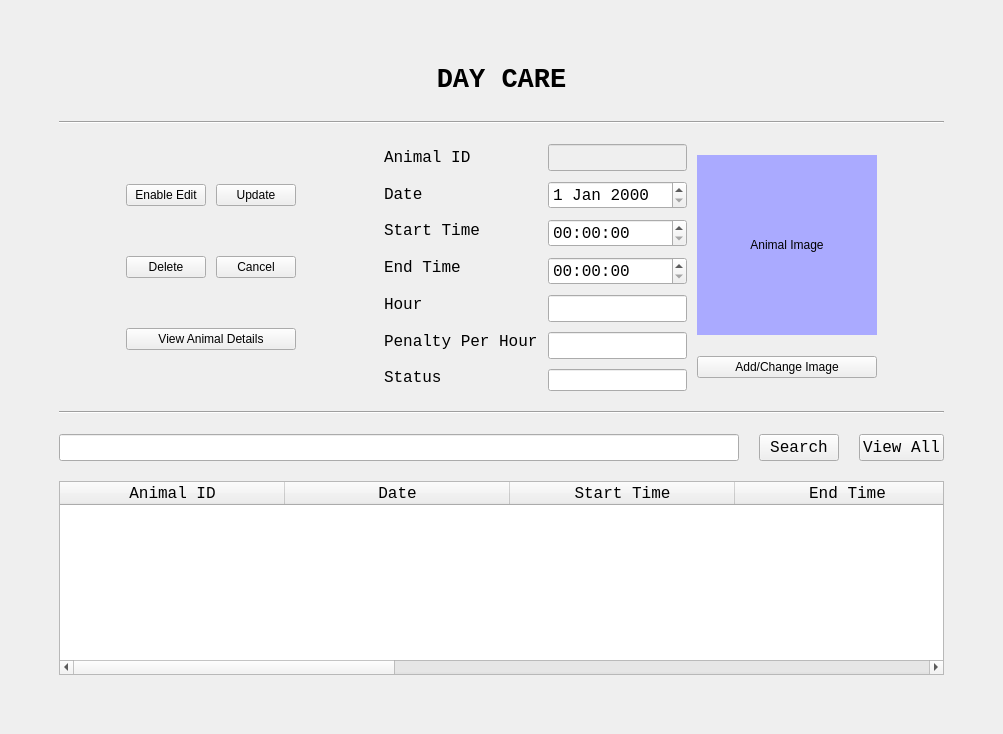
First picture: the form in DayCareUI.ui, repository ASNaeem/Simple-VCMS, before the edit.
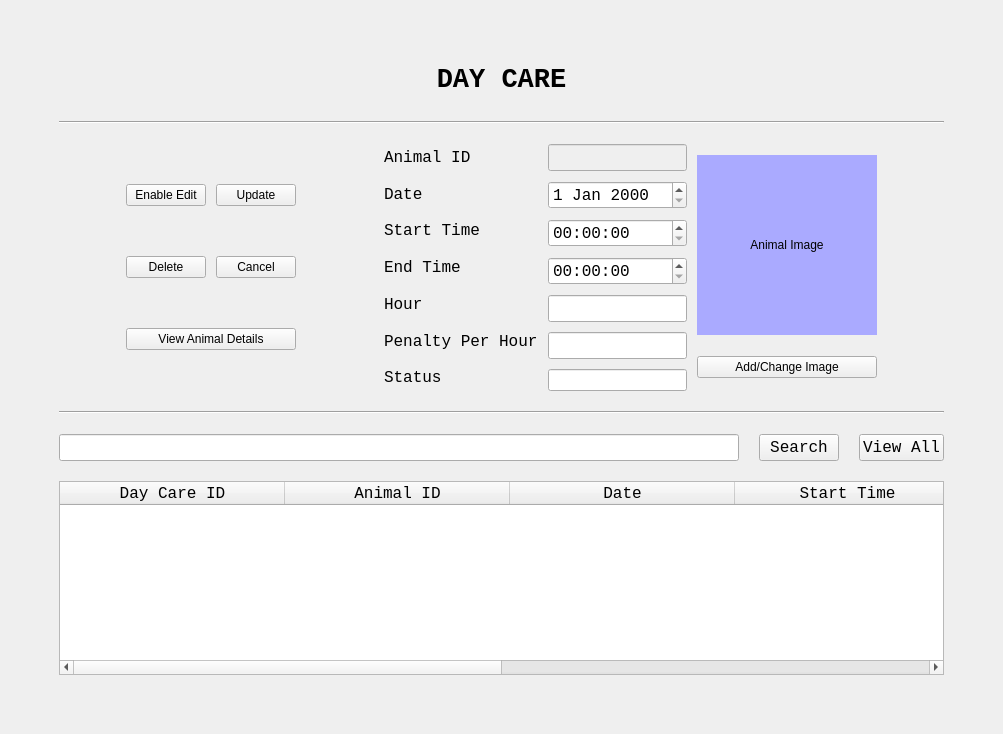
Second picture: the form after the edit.

Commit message: day care add delete fetch done

The edit to the form file:
```diff
--- a/DayCareUI.ui
+++ b/DayCareUI.ui
@@ -487,6 +487,11 @@
           <attribute name="horizontalHeaderDefaultSectionSize">
            <number>225</number>
           </attribute>
+          <column>
+           <property name="text">
+            <string>Day Care ID</string>
+           </property>
+          </column>
           <column>
            <property name="text">
             <string>Animal ID</string>
@@ -509,22 +514,7 @@
           </column>
           <column>
            <property name="text">
-            <string>Hours</string>
-           </property>
-          </column>
-          <column>
-           <property name="text">
-            <string>Penalty Per Hour</string>
-           </property>
-          </column>
-          <column>
-           <property name="text">
-            <string>Status</string>
-           </property>
-          </column>
-          <column>
-           <property name="text">
-            <string>Total Price</string>
+            <string>Notes</string>
            </property>
           </column>
          </widget>
```
The commit also changes 1 other file.
